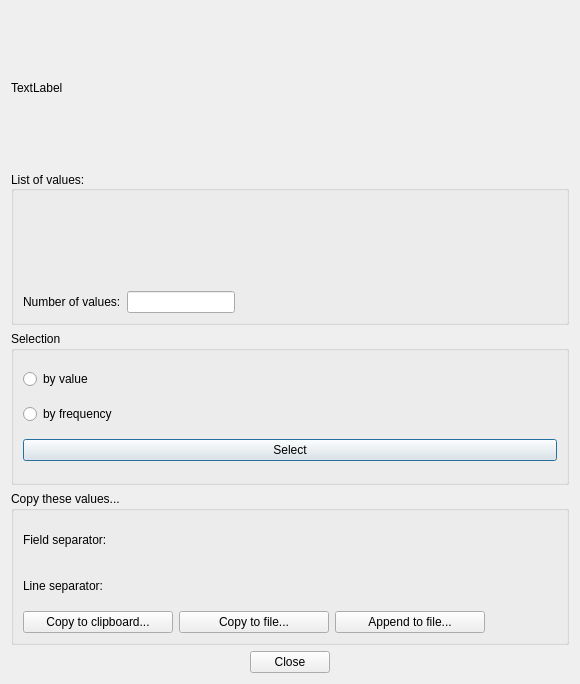
Before: the Qt Designer form libpvguiqt/src/PVListDisplayDlg.ui in squey/squey, drawn with Qt 5.
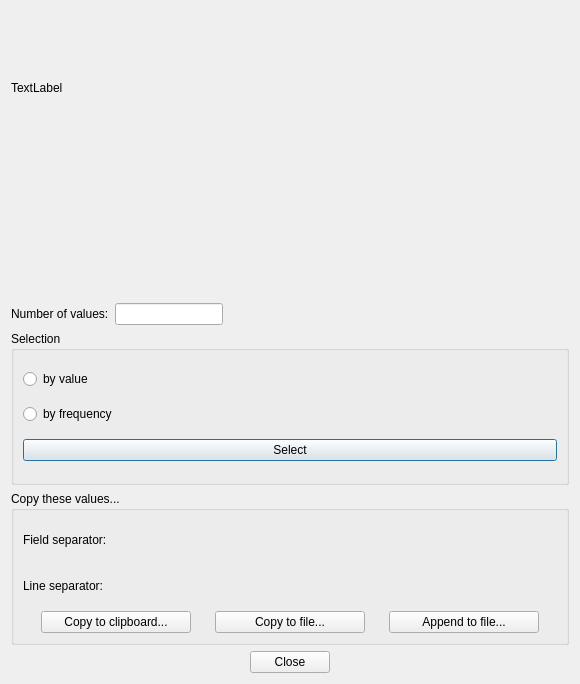
After: the same form once the commit is applied. Custom widgets are drawn as their Qt base class.

Commit message: Unify axis menu Distinct-group_by

What changed in the file:
```diff
--- a/libpvguiqt/src/PVListDisplayDlg.ui
+++ b/libpvguiqt/src/PVListDisplayDlg.ui
@@ -22,13 +22,6 @@
     </widget>
    </item>
    <item>
-    <widget class="QGroupBox" name="groupBox">
-     <property name="title">
-      <string>List of values:</string>
-     </property>
-     <property name="alignment">
-      <set>Qt::AlignLeading|Qt::AlignLeft|Qt::AlignVCenter</set>
-     </property>
      <layout class="QVBoxLayout" name="verticalLayout_2">
       <item>
        <widget class="PVGuiQt::PVAbstractTableView" name="_values_view" native="true"/>
@@ -104,7 +97,6 @@
        </layout>
       </item>
      </layout>
-    </widget>
    </item>
    <item>
     <widget class="QGroupBox" name="_select_groupbox">
@@ -290,19 +282,6 @@
           </property>
          </widget>
         </item>
-        <item>
-         <spacer name="horizontalSpacer_2">
-          <property name="orientation">
-           <enum>Qt::Horizontal</enum>
-          </property>
-          <property name="sizeHint" stdset="0">
-           <size>
-            <width>40</width>
-            <height>20</height>
-           </size>
-          </property>
-         </spacer>
-        </item>
        </layout>
       </item>
      </layout>
```
The commit also changes 20 other files.
